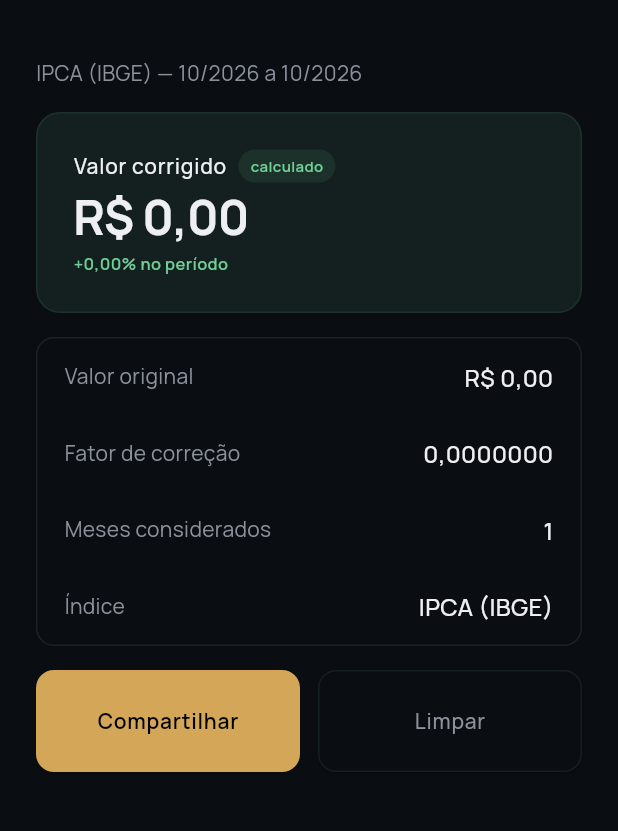
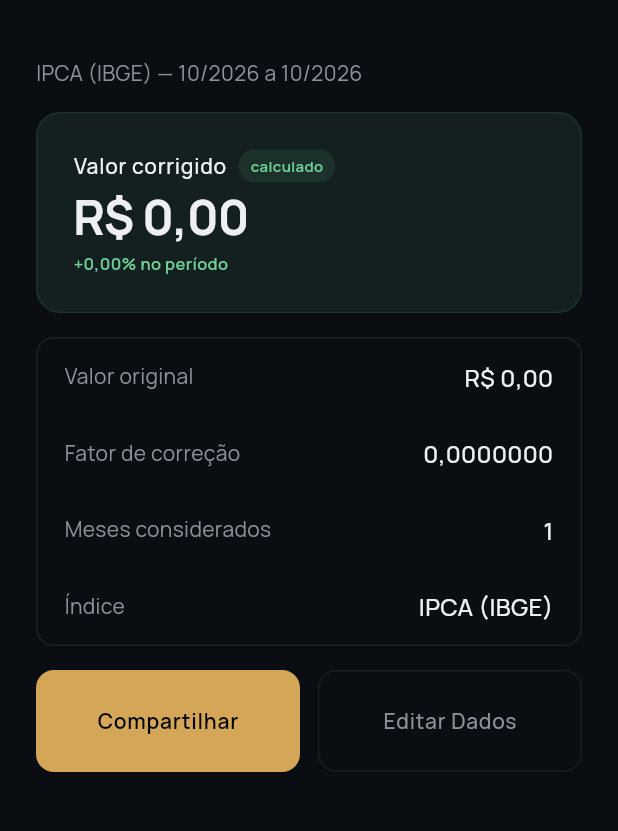
Before and after one commit to Rodrigosdk/RealCalc, a Flutter app: the ValueCorrectionResultPage screen opened directly with empty values, on a phone screen of 412 x 824 dp, the part 62-893 px from its top. Run offline on Flutter 3.47's test engine with Material 3 defaults, Android fonts, the phone set to English and light mode, and no system bars; our stand-ins replace dio, equatable, flutter_bloc, flutter_modular, google_fonts, share_plus; network calls fail.

Commit message:
feat: adicionar ValueCorrectionResultPage e atualizar o roteamento para os resultados de correção de valor

```diff
--- a/lib/modules/value_correction/presentation/pages/value_correction_result_page.dart
+++ b/lib/modules/value_correction/presentation/pages/value_correction_result_page.dart
@@ -1,4 +1,5 @@
 import 'package:flutter/material.dart';
+import 'package:flutter_modular/flutter_modular.dart';
 import 'package:intl/intl.dart';
 import 'package:real_calc/core/themes/extensions/value_correction_result_theme.dart';
 import 'package:real_calc/core/themes/spacing.dart';
@@ -6,30 +7,35 @@ import 'package:real_calc/core/widgets/options_bottom_forms.dart';
 import 'package:real_calc/core/widgets/page_header.dart';
 import 'package:real_calc/modules/value_correction/domain/entites/value_correction.dart';
 import 'package:real_calc/modules/value_correction/domain/enum/correction_index.dart';
+import 'package:real_calc/modules/value_correction/presentation/utils/value_correction_share_text.dart';
+
+import '../../domain/services/value_correction_sharer.dart';
 
 class ValueCorrectionResultPage extends StatelessWidget {
   final ValueCorrection result;
-  final VoidCallback onEdit;
-  final VoidCallback? onShare;
 
   const ValueCorrectionResultPage({
     super.key,
     required this.result,
-    required this.onEdit,
-    this.onShare,
   });
 
   @override
   Widget build(BuildContext context) {
     final theme = Theme.of(context).extension<ValueCorrectionResultTheme>()!;
-    final currencyFormat = NumberFormat.currency(locale: 'pt_BR', symbol: 'R\$');
+    final currencyFormat = NumberFormat.currency(
+      locale: 'pt_BR',
+      symbol: 'R\$',
+    );
     final factorFormat = NumberFormat('#,##0.0000000', 'pt_BR');
     final decimalFormat = NumberFormat('#,##0.00', 'pt_BR');
     final index = _indexFor(result.index);
-    final consideredMonths = _monthsBetween(result.period.initial, result.period.end);
+    final consideredMonths = _monthsBetween(
+      result.period.initial,
+      result.period.end,
+    );
 
     return Scaffold(
-      appBar: PageHeader(title: 'Correção de Valores', onBack: onEdit),
+      appBar: PageHeader(title: 'Correção de Valores'),
       body: SafeArea(
         child: SingleChildScrollView(
           padding: const EdgeInsets.symmetric(
@@ -61,14 +67,10 @@ class ValueCorrectionResultPage extends StatelessWidget {
                       runSpacing: 8,
                       children: [
                         Text(valueLabel, style: theme.spotlightLabelStyle),
-                        if (hasAdjustedValue)
-                          _SpotlightBadge(theme: theme),
+                        if (hasAdjustedValue) _SpotlightBadge(theme: theme),
                       ],
                     ),
-                    Text(
-                      displayedValue,
-                      style: theme.spotlightValueStyle,
-                    ),
+                    Text(displayedValue, style: theme.spotlightValueStyle),
                     Text(
                       supportingMessage(decimalFormat),
                       style: theme.spotlightVariationStyle.copyWith(
@@ -86,14 +88,23 @@ class ValueCorrectionResultPage extends StatelessWidget {
                 ),
                 child: Column(
                   children: [
-                    ..._detailRows(currencyFormat, factorFormat, index, consideredMonths, theme),
+                    ..._detailRows(
+                      currencyFormat,
+                      factorFormat,
+                      index,
+                      consideredMonths,
+                      theme,
+                    ),
                   ],
                 ),
               ),
               OptionsBottomForms(
-                onCalculate: onShare ?? () {},
-                onClear: onEdit,
+                onCalculate: () => Modular.get<ValueCorrectionSharer>().share(
+                  buildShareText(result),
+                ),
+                onClear: () => Modular.to.pop(),
                 calculateLabel: 'Compartilhar',
+                clearLabel: 'Editar Dados',
               ),
             ],
           ),
@@ -104,10 +115,14 @@ class ValueCorrectionResultPage extends StatelessWidget {
 
   bool get hasAdjustedValue => result.adjustedValue != null;
 
-  String get valueLabel => hasAdjustedValue ? 'Valor corrigido' : 'Fator de correção';
+  String get valueLabel =>
+      hasAdjustedValue ? 'Valor corrigido' : 'Fator de correção';
 
   String get displayedValue {
-    final currencyFormat = NumberFormat.currency(locale: 'pt_BR', symbol: 'R\$');
+    final currencyFormat = NumberFormat.currency(
+      locale: 'pt_BR',
+      symbol: 'R\$',
+    );
     final factorFormat = NumberFormat('#,##0.0000000', 'pt_BR');
 
     if (hasAdjustedValue) {
@@ -154,11 +169,7 @@ class ValueCorrectionResultPage extends StatelessWidget {
         value: '$consideredMonths',
         theme: theme,
       ),
-      _DetailRow(
-        label: 'Índice',
-        value: index.label,
-        theme: theme,
-      ),
+      _DetailRow(label: 'Índice', value: index.label, theme: theme),
     ]);
 
     return rows;
@@ -179,26 +190,19 @@ class ValueCorrectionResultPage extends StatelessWidget {
 class _SpotlightBadge extends StatelessWidget {
   final ValueCorrectionResultTheme theme;
 
-  const _SpotlightBadge({
-    required this.theme,
-  });
+  const _SpotlightBadge({required this.theme});
 
   @override
   Widget build(BuildContext context) {
     return Container(
-      padding: const EdgeInsets.symmetric(
-        horizontal: 8,
-        vertical: 4,
-      ),
+      padding: const EdgeInsets.symmetric(horizontal: 8, vertical: 4),
       decoration: BoxDecoration(
         color: theme.spotlightBackground,
         borderRadius: BorderRadius.circular(999),
       ),
       child: Text(
         'calculado',
-        style: theme.spotlightVariationStyle.copyWith(
-          fontSize: 10,
-        ),
+        style: theme.spotlightVariationStyle.copyWith(fontSize: 10),
       ),
     );
   }
```
Also changed, not shown: lib/modules/value_correction/module.dart (+10 -3 lines), lib/modules/value_correction/presentation/pages/value_correction_page.dart (+24 -23 lines), 2 other files.
